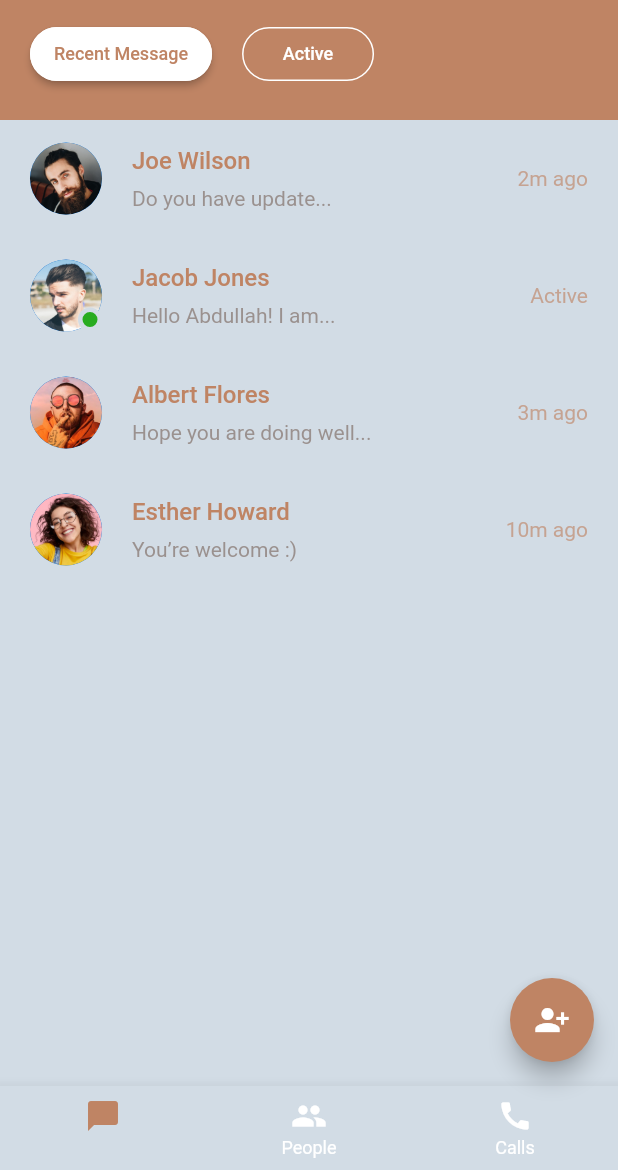
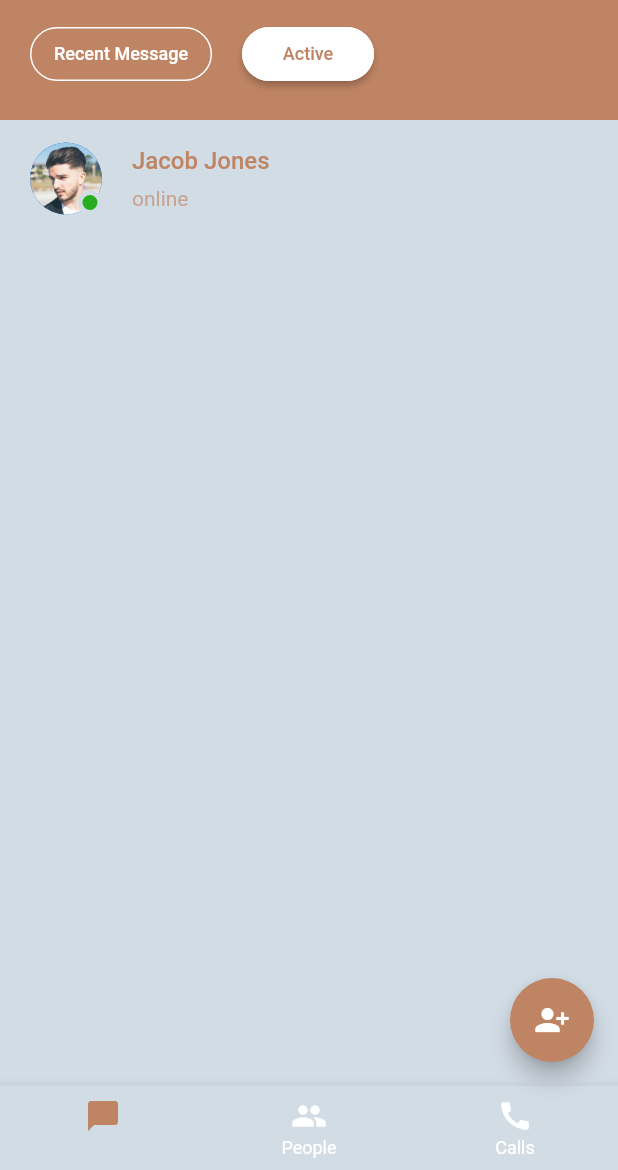
Before and after one commit to zahradjan/chat-application, a Flutter app: the ChatsScreen screen opened directly, after a tap on "Active", on a phone screen of 412 x 824 dp, the part 66-1236 px from its top. Run offline on Flutter 3.47's test engine with Material 2 defaults, Android fonts, the phone set to English and light mode, and no system bars; our stand-ins replace google_fonts, loggy; missing offline and left inert: flutter_loggy.

Commit message:
Active users done

```diff
--- a/lib/components/filled_outline_button.dart
+++ b/lib/components/filled_outline_button.dart
@@ -1,17 +1,19 @@
+import 'dart:isolate';
+
 import 'package:flutter/material.dart';
 
 import '../constants.dart';
 
 class FillOutlineButton extends StatelessWidget {
-  const FillOutlineButton({
+  FillOutlineButton({
     Key? key,
     this.isFilled = true,
     required this.press,
     required this.text,
   }) : super(key: key);
 
-  final bool isFilled;
-  final VoidCallback press;
+  bool isFilled;
+  VoidCallback press;
   final String text;
 
   @override
--- a/lib/models/chatUser/chatUserStore.dart
+++ b/lib/models/chatUser/chatUserStore.dart
@@ -14,7 +14,7 @@ List<ChatUser> chatUsers = [
       avatarImage: "assets/images/user_4.png",
       isActive: true,
       isSelected: false,
-      lastSeen: "Active"),
+      lastSeen: "online"),
   ChatUser(
       id: "",
       name: "Joe Wilson",
--- a/lib/screens/chats/components/chats_screen_body.dart
+++ b/lib/screens/chats/components/chats_screen_body.dart
@@ -1,4 +1,5 @@
 import 'package:Decentio/models/chatUser/ChatUser.dart';
+import 'package:Decentio/models/chatUser/chatUserStore.dart';
 import 'package:Decentio/screens/chats/components/user_card.dart';
 import 'package:Decentio/screens/chats/components/chat_card.dart';
 import 'package:Decentio/components/filled_outline_button.dart';
@@ -8,6 +9,7 @@ import 'package:Decentio/messages/message_screen.dart';
 import 'package:Decentio/models/chat/Chat.dart';
 import 'package:Decentio/models/chat/chatStore.dart';
 import 'package:flutter/material.dart';
+import 'package:loggy/loggy.dart';
 
 class ChatsScreenBody extends StatefulWidget {
   const ChatsScreenBody({Key? key}) : super(key: key);
@@ -15,25 +17,12 @@ class ChatsScreenBody extends StatefulWidget {
   @override
   State<ChatsScreenBody> createState() => _ChatsScreenBodyState();
 }
-//TODO: tady se pak budou muset tahat jednotlive chaty ktere se zde budou listovat a posilat dal
 
 class _ChatsScreenBodyState extends State<ChatsScreenBody> {
   List<ChatUser> activeUsers = [];
-
-  // void showRecentMessages() {
-  //   setState(() {});
-  // }
-
-  // void showActiveUsers() {
-  //   setState(() {
-  //     activeUsers.clear();
-  //     chats.forEach((chat) {
-  //       if (chat.user.isActive && !activeUsers.contains(chat.user)) {
-  //         activeUsers.add(chat.user);
-  //       }
-  //     });
-  //   });
-  // }
+  String listSwitcher = "";
+  bool recentMessFill = true;
+  bool activeUsersFill = false;
 
   @override
   Widget build(BuildContext context) {
@@ -45,17 +34,56 @@ class _ChatsScreenBodyState extends State<ChatsScreenBody> {
           color: PrimaryColor,
           child: Row(
             children: [
-              FillOutlineButton(press: () {}, text: "Recent Message"),
+              FillOutlineButton(
+                  press: () {
+                    setState(() {
+                      listSwitcher = "recentMessages";
+                      recentMessFill = true;
+                      activeUsersFill = false;
+                    });
+                  },
+                  isFilled: recentMessFill,
+                  text: "Recent Message"),
               SizedBox(width: DefaultPadding),
               FillOutlineButton(
-                press: () {},
+                press: () {
+                  setState(() {
+                    listSwitcher = "activeUsers";
+                    recentMessFill = false;
+                    activeUsersFill = true;
+                  });
+                },
                 text: "Active",
-                isFilled: false,
+                isFilled: activeUsersFill,
               ),
             ],
           ),
         ),
-        Expanded(
+        buildChatsList(listSwitcher)
+      ],
+    );
+  }
+
+  Widget buildChatsList(String listSwitcher) {
+    switch (listSwitcher) {
+      case "recentMessages":
+        {
+          return buildRecentMessagesList();
+        }
+
+      case "activeUsers":
+        {
+          return buildActiveUsersList();
+        }
+      default:
+        {
+          return buildRecentMessagesList();
+        }
+    }
+  }
+
+  Widget buildRecentMessagesList() {
+    return Expanded(
       child: ListView.builder(
           itemCount: chats.length,
           itemBuilder: (context, index) {
@@ -64,14 +92,33 @@ class _ChatsScreenBodyState extends State<ChatsScreenBody> {
               press: () => Navigator.push(
                 context,
                 MaterialPageRoute(
-                      builder: (context) =>
-                          MessagesScreen(chatData: chats[index]),
+                  builder: (context) => MessagesScreen(chatData: chats[index]),
                 ),
               ),
             );
           }),
-        ),
-      ],
+    );
+  }
+
+  Widget buildActiveUsersList() {
+    List activeChatUsers = [];
+    chats.forEach(
+        (chat) => {if (chat.user.isActive) activeChatUsers.add(chat.user)});
+    return Expanded(
+      child: ListView.builder(
+          itemCount: activeChatUsers.length,
+          itemBuilder: (context, index) {
+            return UserCard(
+              chatUser: activeChatUsers[index],
+              // press: () => Navigator.push(
+              //   context,
+              //   MaterialPageRoute(
+              //     builder: (context) =>
+              //         MessagesScreen(chatData: activeChatUsers[index]),
+              //   ),
+              // ),
+            );
+          }),
     );
   }
 }
```
Lines whose indentation alone changed are shown as unchanged.
